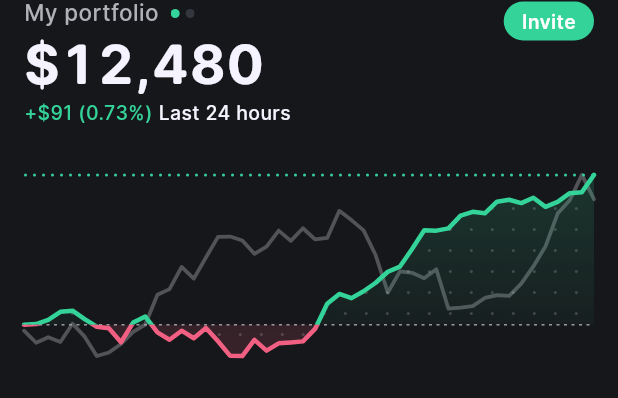
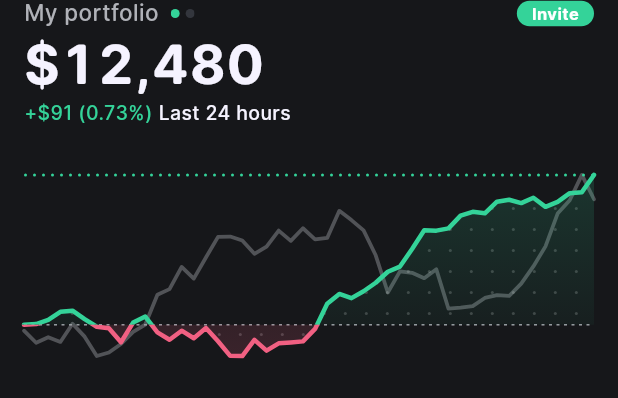
Before and after one commit to VistaMarkets/VistaColosseum, a Flutter app: the PortfolioPager widget shown alone on an empty page, opened directly, on a phone screen of 412 x 824 dp. Shown: the top 398 px of the screen. Run offline on Flutter 3.47's test engine with Material 3 defaults, Android fonts, the phone set to English and light mode, and no system bars; our stand-ins replace flutter_svg; project files that could hold a hidden picture were left out.

Commit message:
Invite pill sits flush on the My portfolio line
A compact pill the caption's height, centred on it, right-aligned to
the gutter; moved out of the pager's clip so its 44pt tap area fits.

Co-Authored-By: Claude Opus 5.5 <noreply@anthropic.com>

```diff
--- a/app/lib/features/invite/invite_sheet.dart
+++ b/app/lib/features/invite/invite_sheet.dart
@@ -12,9 +12,12 @@ Future<void> showInviteSheet(BuildContext context) => showVistaSheet<void>(
   builder: (_) => const InviteSheet(),
 );
 
-/// The green Invite pill (Portfolio, beside "My portfolio").
+/// The green Invite pill (Portfolio, beside "My portfolio"; Settings).
+/// [compact] matches a caption line's height; the tap area stays 44pt.
 class InviteButton extends StatelessWidget {
-  const InviteButton({super.key});
+  const InviteButton({super.key, this.compact = false});
+
+  final bool compact;
 
   @override
   Widget build(BuildContext context) {
@@ -28,9 +31,9 @@ class InviteButton extends StatelessWidget {
           height: VistaSize.tapTarget,
           child: Center(
             child: Container(
-              padding: const EdgeInsets.symmetric(
-                horizontal: VistaSpace.xl,
-                vertical: 5,
+              padding: EdgeInsets.symmetric(
+                horizontal: compact ? VistaSpace.lg : VistaSpace.xl,
+                vertical: compact ? 2 : 5,
               ),
               decoration: BoxDecoration(
                 color: VistaColors.long,
@@ -38,7 +41,8 @@ class InviteButton extends StatelessWidget {
               ),
               child: Text(
                 'Invite',
-                style: VistaType.body.copyWith(color: VistaColors.onAccent),
+                style: (compact ? VistaType.labelStrong : VistaType.body)
+                    .copyWith(color: VistaColors.onAccent),
               ),
             ),
           ),
--- a/app/lib/features/portfolio/portfolio_pager.dart
+++ b/app/lib/features/portfolio/portfolio_pager.dart
@@ -87,6 +87,9 @@ double _incoming(double p) => _outgoing(1 - p);
 
 class _PortfolioPagerState extends State<PortfolioPager>
     with SingleTickerProviderStateMixin {
+  /// Where the "My portfolio" caption line's centre sits in the pager.
+  static const double _captionCentre = 9;
+
   /// 0 = portfolio in focus, 1 = market in focus.
   late final AnimationController _page = AnimationController(vsync: this);
 
@@ -151,6 +154,11 @@ class _PortfolioPagerState extends State<PortfolioPager>
             return Column(
               crossAxisAlignment: CrossAxisAlignment.stretch,
               children: [
+                // Invite on the caption line, centred on it and fixed while
+                // the pages slide; outside the clip so its 44pt tap area fits.
+                Stack(
+                  clipBehavior: Clip.none,
+                  children: [
                     Padding(
                       padding: const EdgeInsets.symmetric(
                         horizontal: VistaSpace.gutter,
@@ -196,16 +204,17 @@ class _PortfolioPagerState extends State<PortfolioPager>
                                   window: spanWindows[widget.span],
                                 ),
                               ),
-                          // Invite, on the caption line, fixed while pages slide.
-                          const Positioned(
-                            right: 0,
-                            top: -8,
-                            child: InviteButton(),
-                          ),
                             ],
                           ),
                         ),
                       ),
+                    ),
+                    const Positioned(
+                      right: VistaSpace.gutter,
+                      top: _captionCentre - VistaSize.tapTarget / 2,
+                      child: InviteButton(compact: true),
+                    ),
+                  ],
                 ),
                 const SizedBox(height: VistaSpace.sm),
                 _Chart(
```
Lines whose indentation alone changed are shown as unchanged.
